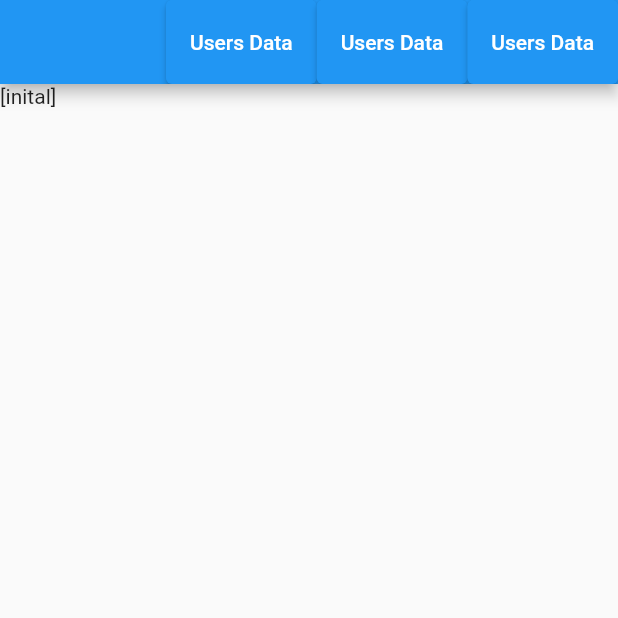
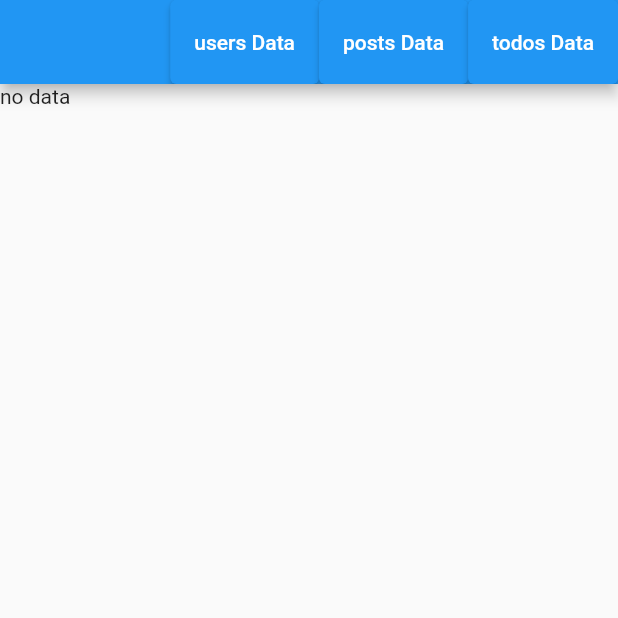
Before and after one commit to allan8731/test, a Flutter app: the screen it shows after launch, on a phone screen of 412 x 824 dp, the top half of it. Run offline on Flutter 3.47's test engine with Material 2 defaults, Android fonts, the phone set to English and light mode, and no system bars; our stand-ins replace dio, flutter_hooks, flutter_riverpod, hooks_riverpod, retrofit; generated files the repository leaves out were written again.

Commit message:
Update home.dart

```diff
--- a/lib/view/home.dart
+++ b/lib/view/home.dart
@@ -1,16 +1,24 @@
 import 'package:dio/dio.dart';
 import 'package:flutter/material.dart';
+import 'package:flutter_hooks/flutter_hooks.dart';
 import 'package:flutter_riverpod/flutter_riverpod.dart';
 import 'package:hooks_riverpod/hooks_riverpod.dart';
 import 'package:repopractice/viewModel/homeVC.dart';
-// import 'package:hooks_riverpod/hooks_riverpod.dart';
 
 class Home extends HookConsumerWidget {
   //todo:: switch ConsumerWidget to HookConsumerWidget
   const Home({Key? key}) : super(key: key);
 
+
   @override
   Widget build(BuildContext context, WidgetRef ref) {
+    // useEffect(() {
+    //   // print(1);
+    //   //todo:: start api request hear
+    //   //1. make provider for data to save
+    //   //2. make method part for "users", "posts", "todos"
+    //   //3. during 1 to 2 use codebuilder
+    // },[]);
     return Scaffold(
       appBar: AppBar(actions: const [
         ButtonConsumer(str: 'users'),
@@ -21,20 +29,12 @@ class Home extends HookConsumerWidget {
           str: 'todos',
         ),
       ]),
-      body: Center(
-        child: ListView(
-          // mainAxisAlignment: MainAxisAlignment.center,
-          children: const [
-            ApiDataConsumer()
-            // ref.read(apiDataProvider.notifier).state.length>0? ApiDataConsumer():Text('no data'),
-          ],
-        ),
-      ),
+      body:ApiDataConsumer()
     );
   }
 }
 
-class ButtonConsumer extends ConsumerWidget {
+class ButtonConsumer extends HookConsumerWidget {
   final String str;
 
   const ButtonConsumer({Key? key, required this.str}) : super(key: key);
@@ -42,11 +42,12 @@ class ButtonConsumer extends ConsumerWidget {
   //todo first:: pass str props to widget without riverpod provider nor createState
   @override
   Widget build(BuildContext context, WidgetRef ref) {
+    useEffect(() => null,[]);
     //todo make button class for users,posts,...
     // throw UnimplementedError();
     return Consumer(builder: (context, ref, child) {
       return ElevatedButton(
-        //why use this button style? just pick it up among latest 3 types of button
+        //todo::why use this button style? just pick it up among latest 3 types of button
         style: ButtonStyle(
           backgroundColor: MaterialStateProperty.resolveWith<Color>(
             (Set<MaterialState> states) {
@@ -61,9 +62,10 @@ class ButtonConsumer extends ConsumerWidget {
           return ref
               //todo what's diff btw watch and read?
               .watch(apiDataProvider.notifier)
-              .generate(endpoint: "users", dio: Dio());
+              // .generate(endpoint: "users", dio: Dio());
+              .generate(endpoint: str);
         },
-        child: const Text("Users Data"),
+        child: str==null?Text('no Data'):Text("$str Data"),
       );
     });
   }
@@ -76,7 +78,24 @@ class ApiDataConsumer extends ConsumerWidget {
   Widget build(BuildContext context, WidgetRef ref) {
     ///todo how to describe data for clients using Widget, which one?? why??
     var show = ref.watch(apiDataProvider);
-    return Text(show.toString());
+    // print(show.runtimeType);
+    // return Text("${show.runtimeType}");
     // throw UnimplementedError();
+
+    if(show.runtimeType==List<dynamic>){
+      return Text("no data");
+    }else  return
+      ListView(
+      children: [ShowData(show).widgetShow()],
+    );
   }
 }
+
+class ShowData {
+  var show;
+  ShowData(this.show);
+
+  widgetShow(){
+    return Text("${show.map((x){return x.id;})}");
+  }
+}
```
